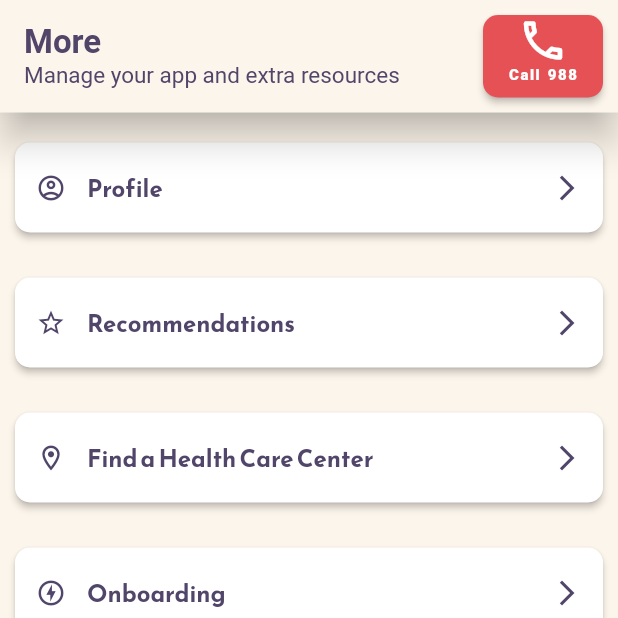
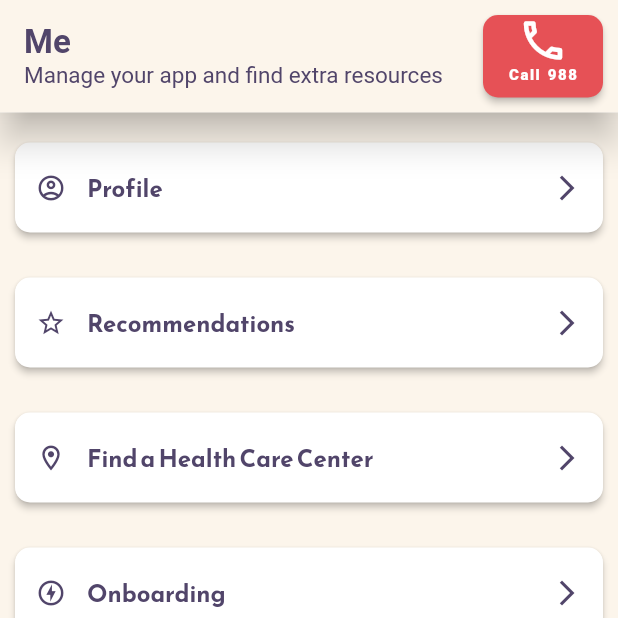
Before and after one commit to AlexShor0103/Team-2136-ReliefLink, a Flutter app: the screen it shows after launch, item 5 of the bottom bar chosen, on a phone screen of 412 x 824 dp, the top half of it. Run offline on Flutter 3.47's test engine with Material 2 defaults, Android fonts, the phone set to English and light mode, and no system bars; our stand-ins replace chewie, google_maps_flutter, shared_preferences, video_player; missing offline and left inert: store_redirect.

Commit message:
Rename a topbar.

```diff
--- a/lib/components/Navigation/TopBars.dart
+++ b/lib/components/Navigation/TopBars.dart
@@ -159,8 +159,8 @@ class TOP_BARS {
     descriptiveText: 'Manage your emergency contacts',
   );
   static const ME = TopBars(
-    mainText: 'More',
-    descriptiveText: 'Manage your app and extra resources',
+    mainText: 'Me',
+    descriptiveText: 'Manage your app and find extra resources',
   );
   static const CRISIS = TopBars(
     mainText: 'Crisis Plan',
```
